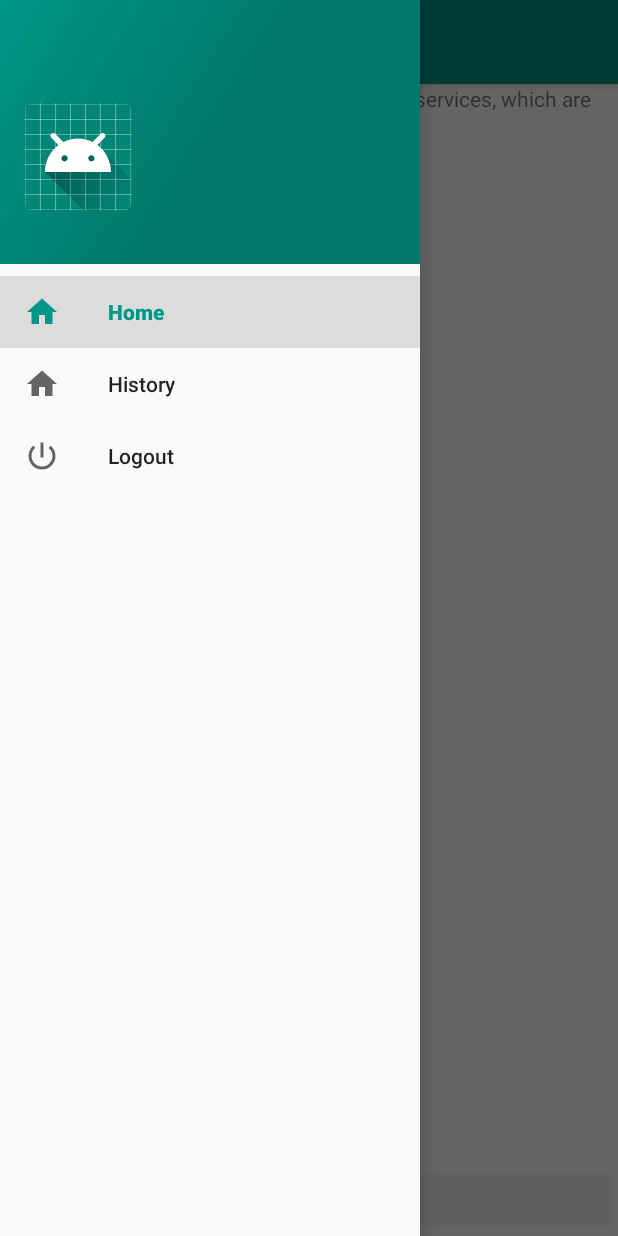
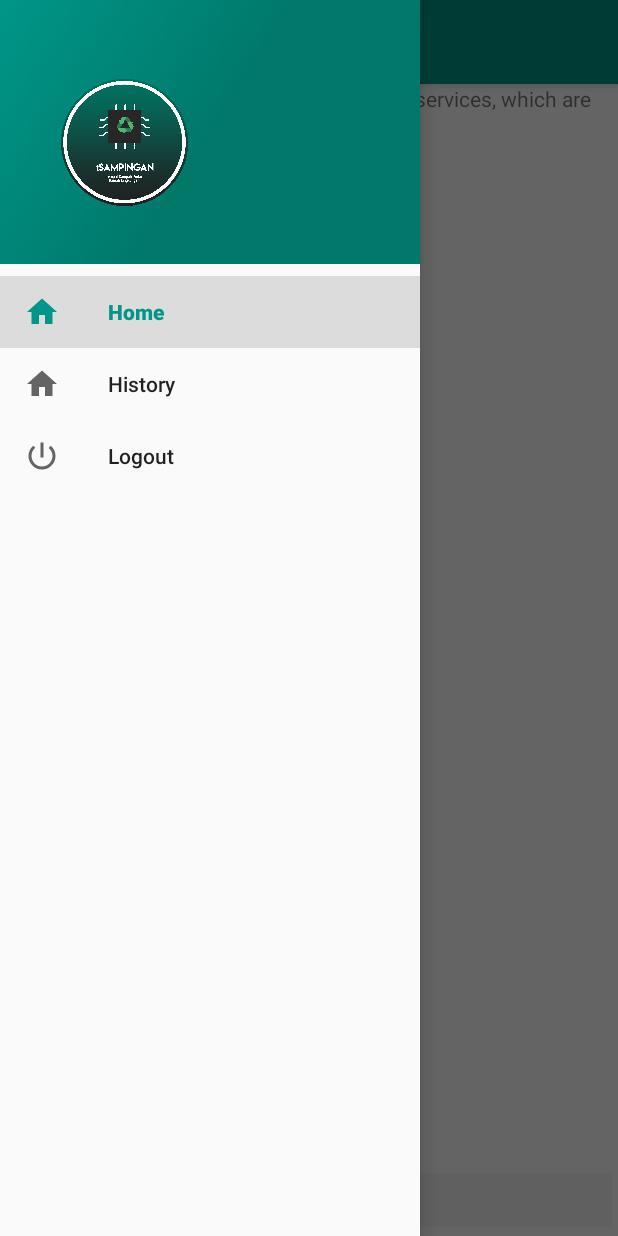
Before and after one commit to vyanary11/IOT-TempatSampah, an Android app: the MainActivity screen opened directly, with no data from a screen before it, with the side drawer open, on a phone screen of 412 x 824 dp. Run offline under Robolectric (Android 15) with nearby library versions, the phone set to English and light mode, and no system bars; our stand-ins replace Firebase (no records; nobody signed in at launch, a user with empty details on screens opened directly); 1 statement that could not run was skipped.

Commit message:
no message

```diff
--- a/app/src/main/java/com/pratamatechnocraft/smarttempatsampah/MainActivity.java
+++ b/app/src/main/java/com/pratamatechnocraft/smarttempatsampah/MainActivity.java
@@ -35,6 +35,7 @@ public class MainActivity extends AppCompatActivity implements NavigationView.On
     protected void onCreate(Bundle savedInstanceState) {
         super.onCreate(savedInstanceState);
         setContentView(R.layout.activity_main);
+
         sessionManager = new SessionManager(this);
         firebaseAuth = FirebaseAuth.getInstance();
         Log.d("TAG", "onCreate: "+firebaseAuth.getUid());
--- a/app/src/main/res/layout/list_item_time_line.xml
+++ b/app/src/main/res/layout/list_item_time_line.xml
@@ -17,7 +17,7 @@
             android:layout_width="wrap_content"
             android:layout_height="match_parent"
             app:endLineColor="@color/colorAccent"
-            app:lineStyle="normal"
+            app:lineStyle="dash"
             app:lineWidth="5dp"
             app:markerSize="20dp"
             app:startLineColor="@color/colorAccent" />
--- a/app/src/main/res/layout/nav_header_main.xml
+++ b/app/src/main/res/layout/nav_header_main.xml
@@ -14,11 +14,11 @@
 
     <ImageView
         android:id="@+id/imageViewUserLogin"
-        android:layout_width="wrap_content"
-        android:layout_height="wrap_content"
+        android:layout_width="137dp"
+        android:layout_height="99dp"
         android:contentDescription="@string/nav_header_desc"
         android:paddingTop="@dimen/nav_header_vertical_spacing"
-        app:srcCompat="@mipmap/ic_launcher_round" />
+        app:srcCompat="@drawable/logo" />
 
 
     <TextView
--- a/app/src/main/res/mipmap-anydpi-v26/ic_launcher.xml
+++ b/app/src/main/res/mipmap-anydpi-v26/ic_launcher.xml
@@ -1,5 +1,5 @@
 <?xml version="1.0" encoding="utf-8"?>
 <adaptive-icon xmlns:android="http://schemas.android.com/apk/res/android">
-    <background android:drawable="@drawable/ic_launcher_background"/>
-    <foreground android:drawable="@drawable/ic_launcher_foreground"/>
+    <background android:drawable="@color/ic_launcher_background"/>
+    <foreground android:drawable="@mipmap/ic_launcher_foreground"/>
 </adaptive-icon>
--- a/app/src/main/res/mipmap-anydpi-v26/ic_launcher_round.xml
+++ b/app/src/main/res/mipmap-anydpi-v26/ic_launcher_round.xml
@@ -1,5 +1,5 @@
 <?xml version="1.0" encoding="utf-8"?>
 <adaptive-icon xmlns:android="http://schemas.android.com/apk/res/android">
-    <background android:drawable="@drawable/ic_launcher_background"/>
-    <foreground android:drawable="@drawable/ic_launcher_foreground"/>
+    <background android:drawable="@color/ic_launcher_background"/>
+    <foreground android:drawable="@mipmap/ic_launcher_foreground"/>
 </adaptive-icon>
--- a/app/src/main/res/values/ic_launcher_background.xml
+++ b/app/src/main/res/values/ic_launcher_background.xml
@@ -1,4 +1,4 @@
 <?xml version="1.0" encoding="utf-8"?>
 <resources>
-    <color name="ic_launcher_background">#046758</color>
+    <color name="ic_launcher_background">#095A4E</color>
 </resources>
```
Also changed, not shown: app/src/main/ic_launcher-web.png, app/src/main/res/mipmap-hdpi/ic_launcher.png, app/src/main/res/mipmap-hdpi/ic_launcher_round.png, app/src/main/res/mipmap-mdpi/ic_launcher.png, app/src/main/res/mipmap-mdpi/ic_launcher_round.png, app/src/main/res/mipmap-xhdpi/ic_launcher.png, app/src/main/res/mipmap-xhdpi/ic_launcher_round.png, app/src/main/res/mipmap-xxhdpi/ic_launcher.png, app/src/main/res/mipmap-xxhdpi/ic_launcher_round.png, app/src/main/res/mipmap-xxxhdpi/ic_launcher.png, app/src/main/res/mipmap-xxxhdpi/ic_launcher_round.png.
